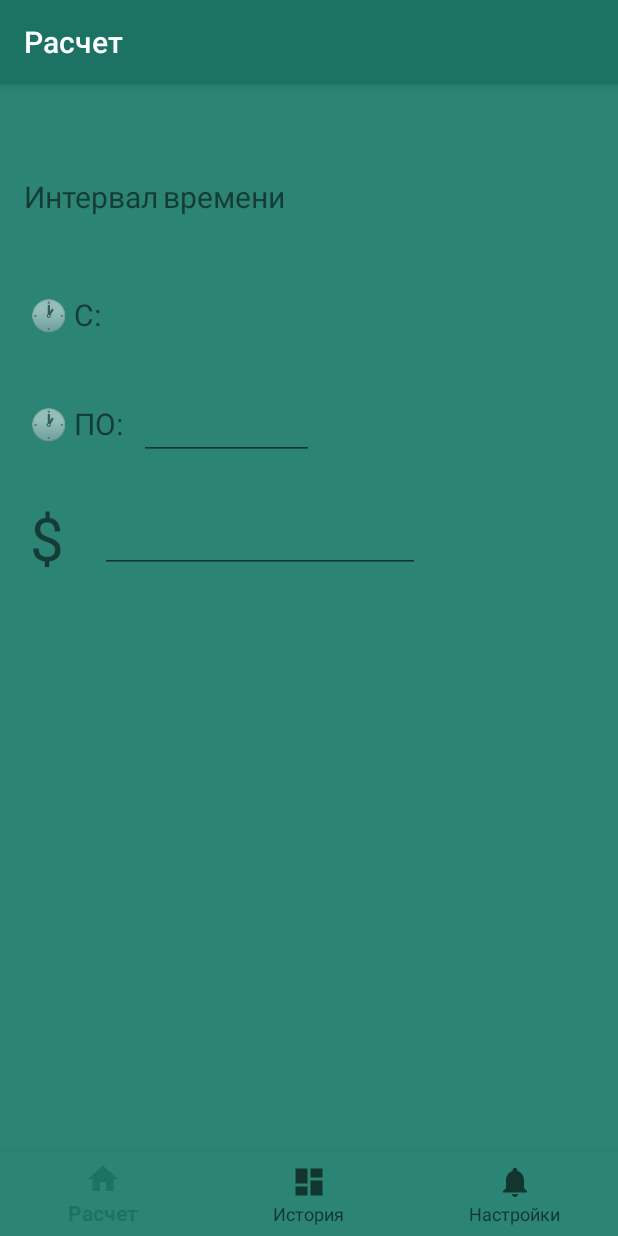
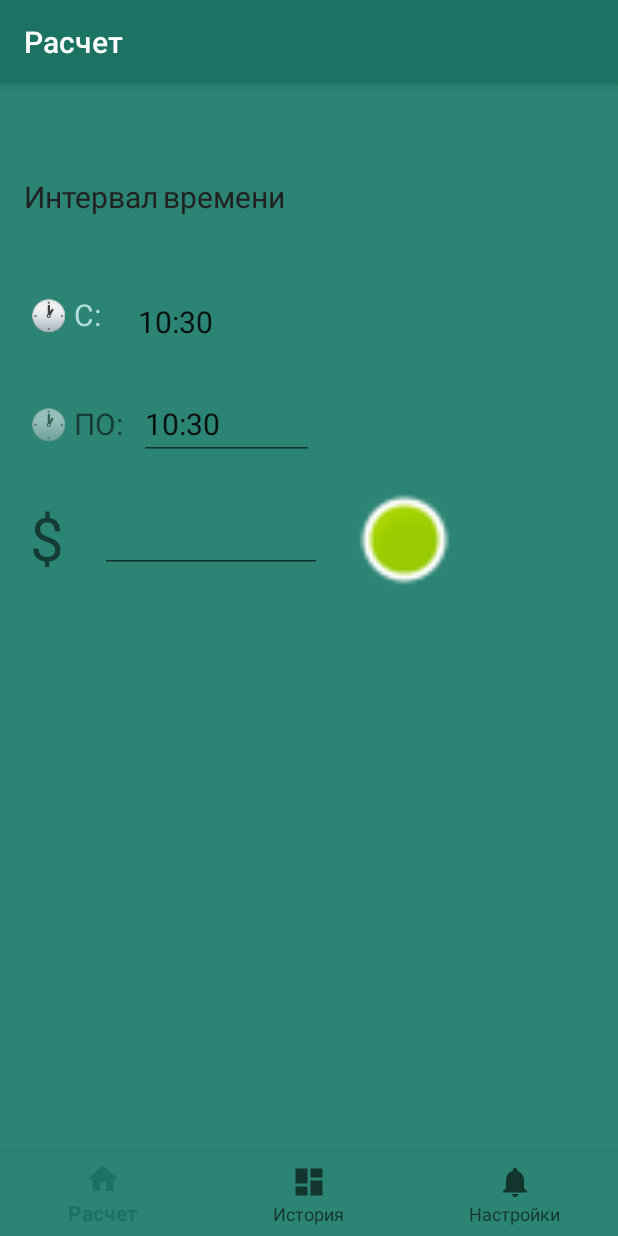
Before and after one commit to OldBrain/TCalc, an Android app: the screen it shows after launch (MainActivity), on a phone screen of 412 x 824 dp. Run offline under Robolectric (Android 15) with nearby library versions, the phone set to English and light mode, and no system bars; our stand-ins replace navigation-ui; Roboto replaces fonts that are not available here.

Commit message:
Добавлен TimeDialog

```diff
--- a/app/src/main/java/ru/avbugorov/tcalc/ui/home/HomeFragment.java
+++ b/app/src/main/java/ru/avbugorov/tcalc/ui/home/HomeFragment.java
@@ -1,19 +1,30 @@
 package ru.avbugorov.tcalc.ui.home;
 
+import android.app.AlertDialog;
+import android.app.TimePickerDialog;
+import android.arch.lifecycle.ViewModelProvider;
 import android.os.Bundle;
+import android.support.annotation.NonNull;
+import android.support.v4.app.Fragment;
 import android.view.LayoutInflater;
 import android.view.View;
 import android.view.ViewGroup;
-import android.widget.TextView;
-import android.support.annotation.NonNull;
-import android.support.v4.app.Fragment;
-import android.arch.lifecycle.ViewModelProvider;
+import android.widget.EditText;
+import android.widget.TimePicker;
+
+import java.util.Calendar;
 
 import ru.avbugorov.tcalc.databinding.FragmentHomeBinding;
 
 public class HomeFragment extends Fragment {
 
     private FragmentHomeBinding binding;
+    private TimePickerDialog timePickerDialog;
+    EditText editTextTimeBegin;
+    EditText editTextTimeEnd;
+    final Calendar myCalender = Calendar.getInstance();
+    int hour = myCalender.get(Calendar.HOUR_OF_DAY);
+    int minute = myCalender.get(Calendar.MINUTE);
 
     public View onCreateView(@NonNull LayoutInflater inflater,
                              ViewGroup container, Bundle savedInstanceState) {
@@ -23,9 +34,37 @@ public class HomeFragment extends Fragment {
         binding = FragmentHomeBinding.inflate(inflater, container, false);
         View root = binding.getRoot();
 
+        editTextTimeBegin = binding.editTextTimeBegin;
+        editTextTimeEnd = binding.editTextTimeEnd;
+
+        showTimeDialog(editTextTimeBegin);
+        showTimeDialog(editTextTimeEnd);
+
+
 //        final TextView textView = binding.textHome;
 //        homeViewModel.getText().observe(getViewLifecycleOwner(), textView::setText);
         return root;
+    }
+
+    private void showTimeDialog(EditText editText) {
+        editText.setText(hour + ":" + minute);
+        editText.setShowSoftInputOnFocus(false);
+
+        editText.setOnClickListener(new View.OnClickListener() {
+            @Override
+            public void onClick(View v) {
+                timePickerDialog = new TimePickerDialog(HomeFragment.this.getContext(), AlertDialog.THEME_HOLO_LIGHT, new TimePickerDialog.OnTimeSetListener() {
+                    @Override
+                    public void onTimeSet(TimePicker view, int hourOfDay, int minute) {
+                        editText.setText(hourOfDay + ":" + minute);
+
+                    }
+                }, hour, minute, true);
+
+
+                timePickerDialog.show();
+            }
+        });
     }
 
     @Override
--- a/app/src/main/res/layout/activity_main.xml
+++ b/app/src/main/res/layout/activity_main.xml
@@ -30,4 +30,6 @@
         app:layout_constraintTop_toTopOf="parent"
         app:navGraph="@navigation/mobile_navigation" />
 
+
+
 </android.support.constraint.ConstraintLayout>
--- a/app/src/main/res/layout/fragment_home.xml
+++ b/app/src/main/res/layout/fragment_home.xml
@@ -17,6 +17,7 @@
         android:layout_marginTop="5dp"
         android:fontFamily="@font/abril_fatface"
         android:text="Интервал времени"
+        android:textColor="#212121"
         android:textSize="20sp"
         app:layout_constraintStart_toStartOf="parent"
         app:layout_constraintTop_toTopOf="parent" />
@@ -34,6 +35,7 @@
         app:layout_constraintStart_toEndOf="@+id/time_icon_begin"
         app:layout_constraintTop_toBottomOf="@+id/header_title" />
 
+
     <TextView
         android:id="@+id/time_icon_begin"
         android:layout_width="wrap_content"
@@ -41,6 +43,7 @@
         android:layout_marginStart="20dp"
         android:layout_marginTop="45dp"
         android:text="🕐 С:"
+        android:textColor="#B2DFDB"
         android:textSize="20sp"
         app:layout_constraintStart_toStartOf="parent"
         app:layout_constraintTop_toBottomOf="@+id/header_title" />
@@ -81,14 +84,24 @@
 
     <EditText
         android:id="@+id/editTextNumberDecimal2"
-        android:layout_width="wrap_content"
-        android:layout_height="wrap_content"
+        android:layout_width="148dp"
+        android:layout_height="45dp"
         android:layout_marginStart="24dp"
         android:layout_marginTop="30dp"
         android:ems="10"
         android:inputType="numberDecimal"
         app:layout_constraintStart_toEndOf="@+id/textView"
         app:layout_constraintTop_toBottomOf="@+id/editTextTimeEnd" />
+
+    <ImageView
+        android:id="@+id/imageView"
+        android:layout_width="79dp"
+        android:layout_height="63dp"
+        android:layout_marginStart="15dp"
+        android:src="@android:drawable/presence_online"
+        app:layout_constraintBottom_toBottomOf="@+id/editTextNumberDecimal2"
+        app:layout_constraintStart_toEndOf="@+id/editTextNumberDecimal2"
+        app:layout_constraintTop_toTopOf="@+id/editTextNumberDecimal2" />
 
 
     <!--    <TextView-->
```
